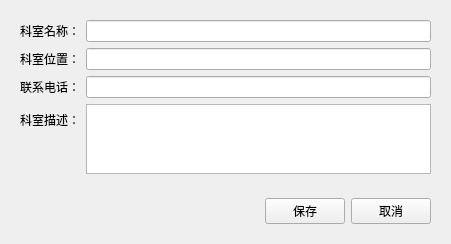
First picture: the form in lab3/lab3/departmenteditview.ui, repository lwd101011/QtCourse, before the edit.
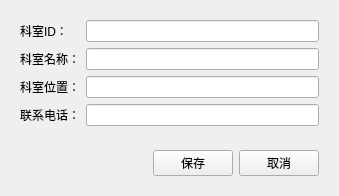
Second picture: the form after the edit.

Commit message: 科室管理的增删改查操作、

```diff
--- a/lab3/lab3/departmenteditview.ui
+++ b/lab3/lab3/departmenteditview.ui
@@ -6,8 +6,8 @@
    <rect>
     <x>0</x>
     <y>0</y>
-    <width>451</width>
-    <height>235</height>
+    <width>339</width>
+    <height>191</height>
    </rect>
   </property>
   <property name="windowTitle">
@@ -17,45 +17,45 @@
    <item>
     <widget class="QWidget" name="widget" native="true">
      <layout class="QFormLayout" name="formLayout">
-      <item row="0" column="0">
+      <item row="1" column="0">
        <widget class="QLabel" name="label">
         <property name="text">
          <string>科室名称：</string>
         </property>
        </widget>
       </item>
-      <item row="0" column="1">
+      <item row="1" column="1">
        <widget class="QLineEdit" name="txtName"/>
       </item>
-      <item row="1" column="0">
+      <item row="2" column="0">
        <widget class="QLabel" name="label_2">
         <property name="text">
          <string>科室位置：</string>
         </property>
        </widget>
       </item>
-      <item row="1" column="1">
+      <item row="2" column="1">
        <widget class="QLineEdit" name="txtLocation"/>
       </item>
-      <item row="2" column="0">
+      <item row="3" column="0">
        <widget class="QLabel" name="label_3">
         <property name="text">
          <string>联系电话：</string>
         </property>
        </widget>
       </item>
-      <item row="2" column="1">
+      <item row="3" column="1">
        <widget class="QLineEdit" name="txtPhone"/>
       </item>
-      <item row="3" column="0">
+      <item row="0" column="0">
        <widget class="QLabel" name="label_4">
         <property name="text">
-         <string>科室描述：</string>
+         <string>科室ID：</string>
         </property>
        </widget>
       </item>
-      <item row="3" column="1">
-       <widget class="QTextEdit" name="txtDescription"/>
+      <item row="0" column="1">
+       <widget class="QLineEdit" name="txtID"/>
       </item>
      </layout>
     </widget>
```
Left out of the diff: 6 changed lines with no effect on the pictures. The commit also changes 13 other files.
